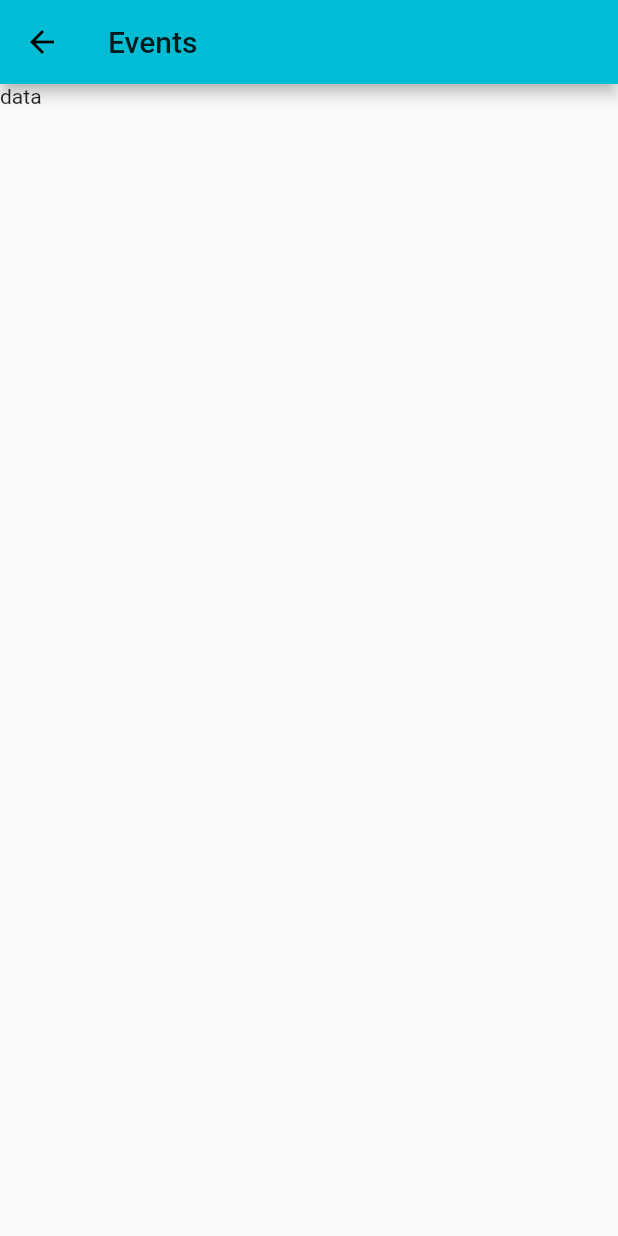
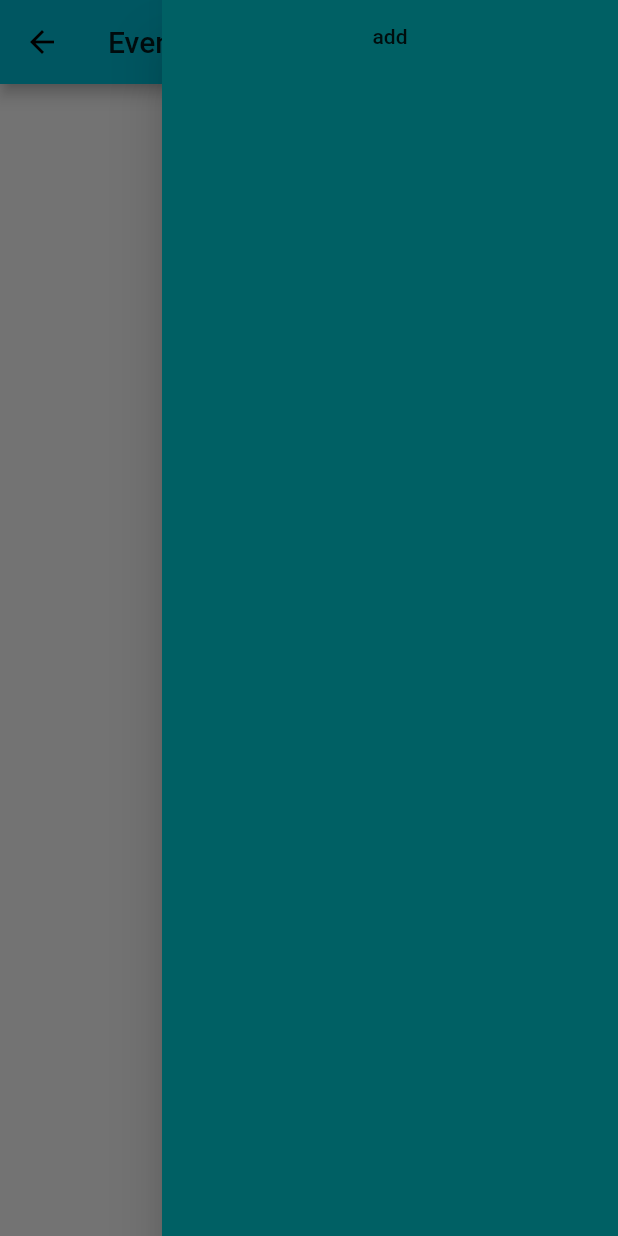
Before and after one commit to digiborimusik/cuffshot, a Flutter app: the EventsScreen screen opened by its route, with the side drawer open (before the commit the screen has no drawer), on a phone screen of 412 x 824 dp. Run offline on Flutter 3.47's test engine with Material 2 defaults, Android fonts, the phone set to English and light mode, and no system bars; our stand-ins replace cloud_firestore, firebase_auth, firebase_core, firebase_storage, rxdart; accounts and stored records are empty.

Commit message:
events screen

```diff
--- a/lib/events/EventsScreen.dart
+++ /dev/null
@@ -1,34 +0,0 @@
-import 'package:cuffshot/events/EventsBloc.dart';
-import 'package:flutter/material.dart';
-import 'package:cloud_firestore/cloud_firestore.dart';
-
-class EventsScreen extends StatefulWidget {
-  EventsScreen({Key key}) : super(key: key);
-
-  @override
-  _EventsScreenState createState() => _EventsScreenState();
-}
-
-class _EventsScreenState extends State<EventsScreen> {
-  EventsBloc evBloc;
-
-  @override
-  void initState() {
-    // TODO: implement initState
-    super.initState();
-    evBloc = EventsBloc();
-  }
-
-  void asd() async {}
-
-  @override
-  Widget build(BuildContext context) {
-    asd();
-    return Scaffold(
-      appBar: AppBar(
-        title: Text('Events'),
-      ),
-      body: Text('data'),
-    );
-  }
-}
--- a/lib/events/EventsBloc.dart
+++ b/lib/events_screen/events_bloc.dart
@@ -1,10 +1,10 @@
 import 'dart:async';
-import 'dart:math';
 // import 'dart:html';
 
 import 'package:cloud_firestore/cloud_firestore.dart';
-import 'package:cuffshot/events/EvActions.dart';
-import 'package:cuffshot/events/Event.dart';
+import 'package:cuffshot/events_screen/actions.dart';
+import 'package:cuffshot/modules/event.dart';
+
 import 'package:rxdart/rxdart.dart';
 
 class EventsBloc {
@@ -23,9 +23,10 @@ class EventsBloc {
     // Opening stream
     collectionStream = firestore.collection('events').snapshots();
     // Subscribing for data
-    streamSub = collectionStream.listen((event) {
-      List events = event.docs.map((e) => Event.fromRef(e)).toList();
+    streamSub = collectionStream.listen((data) {
+      List events = data.docs.map((e) => Event.fromRef(e)).toList();
       _eventsChanell.sink.add(events);
+      print(events);
     });
   }
 
--- /dev/null
+++ b/lib/events_screen/events_screen.dart
@@ -0,0 +1,83 @@
+import 'package:cuffshot/modules/event.dart';
+import 'package:cuffshot/events_screen/event_list_tile.dart';
+import 'package:cuffshot/events_screen/events_bloc.dart';
+import 'package:flutter/material.dart';
+
+class EventsScreen extends StatefulWidget {
+  EventsScreen({Key key}) : super(key: key);
+
+  @override
+  _EventsScreenState createState() => _EventsScreenState();
+}
+
+class _EventsScreenState extends State<EventsScreen> {
+  EventsBloc evBloc;
+
+  @override
+  void initState() {
+    super.initState();
+    evBloc = EventsBloc();
+  }
+
+  void asd() async {}
+
+  @override
+  Widget build(BuildContext context) {
+    asd();
+    return Scaffold(
+      endDrawer: Drawer(
+        child: AppDrawer(),
+      ),
+      appBar: AppBar(title: Text('Events')),
+      body: StreamBuilder(
+        stream: evBloc.eventsStream,
+        builder: (context, AsyncSnapshot<List<Event>> snapshot) {
+          if (snapshot.hasData) {
+            return ListView(
+              children: snapshot.data.map((e) => EventTile(e)).toList(),
+            );
+          } else {
+            return Text('nodata');
+          }
+        },
+      ),
+    );
+  }
+}
+
+class AppDrawer extends StatelessWidget {
+  const AppDrawer({Key key}) : super(key: key);
+
+  @override
+  Widget build(BuildContext context) {
+    return Container(
+      color: Colors.cyan[900],
+      child: ListView(
+        children: [
+          FlatButton(
+              onPressed: () {
+                showDialog(
+                  context: context,
+                  builder: (context) => AddingEventDialog(),
+                );
+              },
+              child: Text('add'))
+        ],
+      ),
+    );
+  }
+}
+
+class AddingEventDialog extends StatelessWidget {
+  // Uint8List imageData;
+  // ImageDialog(this.imageData);
+
+  @override
+  Widget build(BuildContext context) {
+    return Dialog(
+        // backgroundColor: Colors.blueGrey[900],
+        child: ListView(
+      children: [TextField()],
+    ));
+  }
+}
--- a/lib/main.dart
+++ b/lib/main.dart
@@ -1,9 +1,9 @@
-import 'package:cuffshot/events/EventsScreen.dart';
 import 'package:cuffshot/TestScreen.dart';
-import 'package:cuffshot/auth/AuthActions.dart';
+
 import 'package:cuffshot/auth/AuthBloc.dart';
 import 'package:cuffshot/auth/AuthScreen.dart';
-import 'package:cuffshot/auth/AuthStates.dart';
+
+import 'package:cuffshot/events_screen/events_screen.dart';
 import 'package:firebase_core/firebase_core.dart';
 import 'package:flutter/material.dart';
 import 'package:provider/provider.dart';
--- a/pubspec.yaml
+++ b/pubspec.yaml
@@ -26,6 +26,7 @@ dependencies:
   firebase_core: "^0.7.0"
   firebase_auth: "^0.20.0+1"
   cloud_firestore: "^0.16.0"
+  firebase_storage: "^7.0.0"
   provider: ^4.3.3
   rxdart: ^0.25.0
 
```
Also changed, not shown: lib/events_screen/event_list_tile.dart (added, +125 -0 lines), lib/adding_event_screen/adding_event_screen.dart (added), lib/events_screen/actions.dart (renamed from lib/events/EvActions.dart), lib/modules/event.dart (renamed from lib/events/Event.dart), pubspec.lock.
